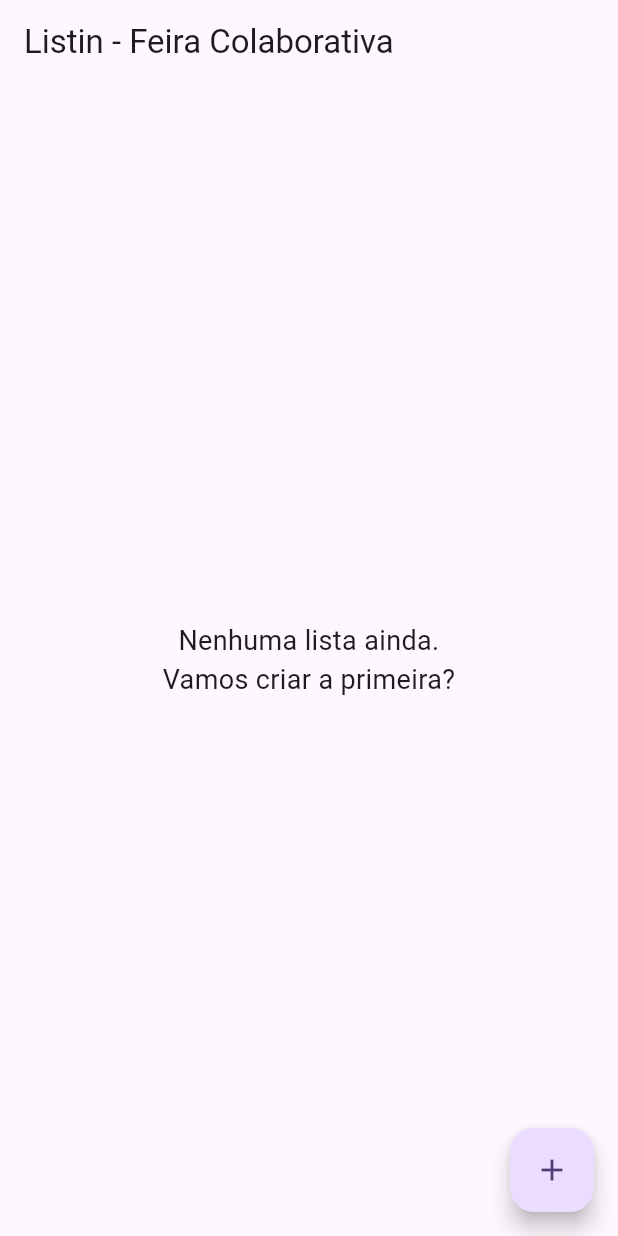
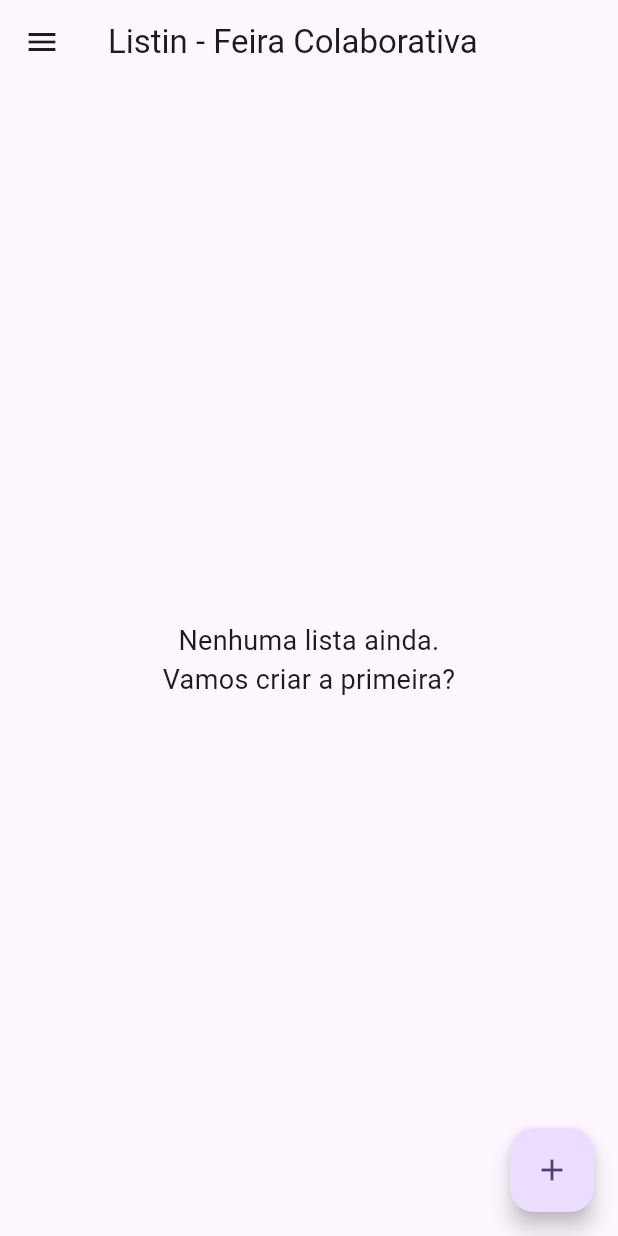
Before and after one commit to slackwarecps/flutter_bingo_app_jogador, a Flutter app: the screen it shows once a user with an empty profile is signed in, on a phone screen of 412 x 824 dp. Run offline on Flutter 3.47's test engine with Material 3 defaults, Android fonts, the phone set to English and light mode, and no system bars; our stand-ins replace cloud_firestore, firebase_auth, firebase_core; accounts and stored records are empty; network calls fail.

Commit message:
feat: Adicionando drawer e logout.

```diff
--- a/lib/screens/home_screen.dart
+++ b/lib/screens/home_screen.dart
@@ -1,8 +1,8 @@
 import 'package:bingo_jogador/firebase/models/listin.dart';
+import 'package:bingo_jogador/services/auth_service.dart';
 import 'package:cloud_firestore/cloud_firestore.dart';
 import 'package:flutter/material.dart';
 import 'package:uuid/uuid.dart';
-
 
 class HomeScreen extends StatefulWidget {
   const HomeScreen({super.key});
@@ -27,6 +27,19 @@ class _HomeScreenState extends State<HomeScreen> {
   @override
   Widget build(BuildContext context) {
     return Scaffold(
+      drawer: Drawer(
+        child: ListView(
+          children: [
+            ListTile(
+              leading: Icon(Icons.logout),
+              title: Text("Sair"),
+              onTap: () {
+                AuthService().deslogar();
+              },
+            )
+          ],
+        ),
+      ),
       appBar: AppBar(
         title: const Text("Listin - Feira Colaborativa"),
       ),
@@ -45,9 +58,8 @@ class _HomeScreenState extends State<HomeScreen> {
               ),
             )
           : RefreshIndicator(
-            onRefresh: () async{
+              onRefresh: () async {
                 return refresh();
-
               },
               child: ListView(
                 children: List.generate(
@@ -61,20 +73,22 @@ class _HomeScreenState extends State<HomeScreen> {
                         color: Colors.red,
                         alignment: Alignment.centerRight,
                         padding: const EdgeInsets.only(right: 8),
-                        child: const Icon(Icons.delete, color: Colors.white,),
+                        child: const Icon(
+                          Icons.delete,
+                          color: Colors.white,
                         ),
-                      onDismissed: (direction){
+                      ),
+                      onDismissed: (direction) {
                         removeItem(model);
                       },
                       child: ListTile(
-                        onTap: (){
+                        onTap: () {
                           print('clicou');
                         },
                         onLongPress: () {
                           print('segurou');
                           showFormModal(model: model);
                         },
-
                         leading: const Icon(Icons.list_alt_rounded),
                         title: Text(model.name),
                         subtitle: Text(model.id),
@@ -97,11 +111,10 @@ class _HomeScreenState extends State<HomeScreen> {
     TextEditingController nameController = TextEditingController();
 
     // caso esteja editando
-    if(model !=null){
+    if (model != null) {
       title = "Editando Listin";
 
       nameController.text = model.name;
-
     }
 
     // Função do Flutter que mostra o modal na tela
@@ -149,23 +162,23 @@ class _HomeScreenState extends State<HomeScreen> {
                         // buttonSalvarListin(nameController.text);
                         Listin listin = Listin(
                           id: const Uuid().v1(),
-                            name: nameController.text,);
+                          name: nameController.text,
+                        );
 
                         //em caso de alteracão
-                        if (model != null){
+                        if (model != null) {
                           listin.id = model.id;
-
-
                         }
 
-                        firestore.collection("listins").doc(listin.id).set(listin.toMap());
+                        firestore
+                            .collection("listins")
+                            .doc(listin.id)
+                            .set(listin.toMap());
 
                         // Atualizar a Lista
                         refresh();
 
                         Navigator.pop(context);
-
-
                       },
                       child: Text(confirmationButton)),
                 ],
@@ -176,6 +189,7 @@ class _HomeScreenState extends State<HomeScreen> {
       },
     );
   }
+
   void buttonSalvarListin(String nome) {
     print('clicou em salvar');
 
@@ -184,10 +198,9 @@ void buttonSalvarListin(String nome) {
       name: nome,
     );
     //       firestore.collection("listins").doc(listin.id).set(data);
-
   }
 
-  refresh() async{
+  refresh() async {
     List<Listin> temp = [];
     QuerySnapshot<Map<String, dynamic>> snapshot =
         await firestore.collection("listins").get();
```
Also changed, not shown: lib/services/auth_service.dart (+17 -11 lines). Lines whose indentation alone changed are shown as unchanged.
